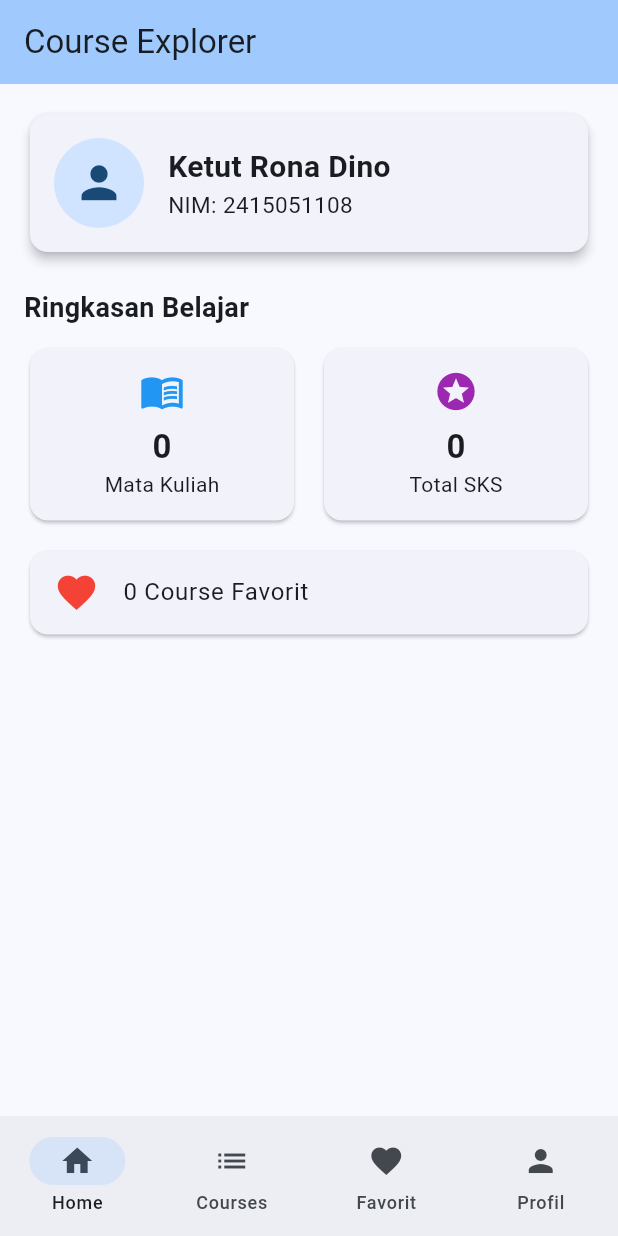
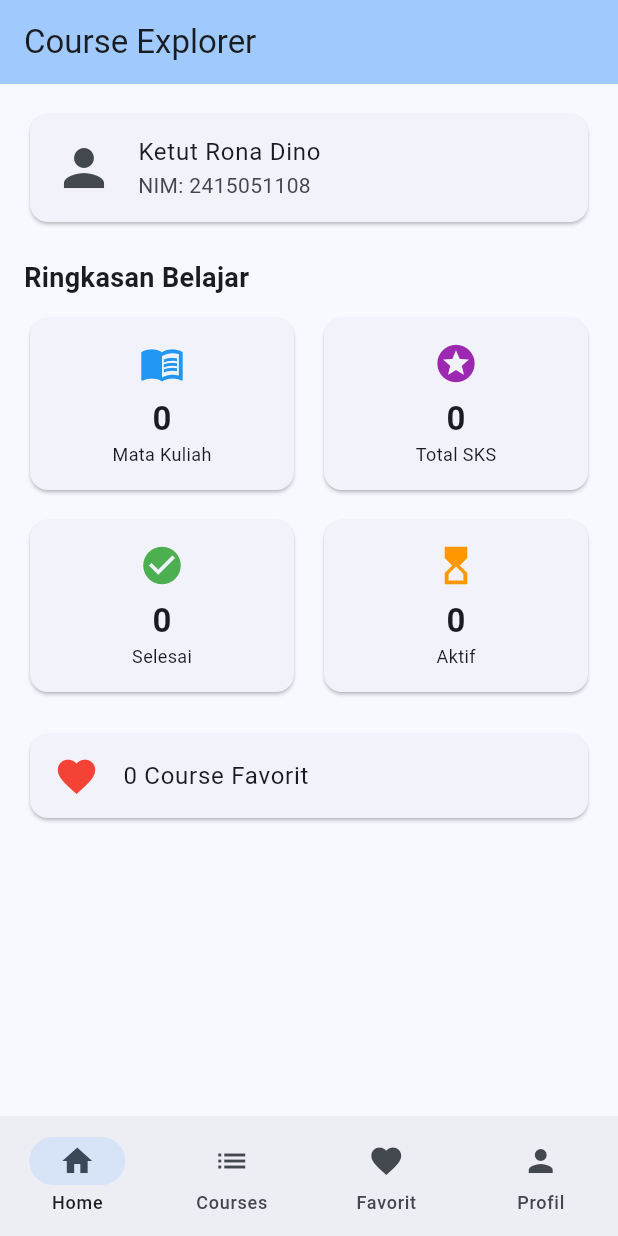
Before and after one commit to ketutronadino-wq/worksheet_7-Ketut, a Flutter app: the screen it shows after launch, on a phone screen of 412 x 824 dp. Run offline on Flutter 3.47's test engine with Material 3 defaults, Android fonts, the phone set to English and light mode, and no system bars; our stand-ins replace supabase_flutter; accounts and stored records are empty; network calls fail.

Commit message:
PESAN_COMMIT1

```diff
--- a/lib/screens/home_page.dart
+++ b/lib/screens/home_page.dart
@@ -1,6 +1,7 @@
 import 'package:flutter/material.dart';
 import 'package:provider/provider.dart';
 import '../providers/course_provider.dart';
+import '../widgets/status_style.dart';
 
 class HomePage extends StatelessWidget {
   const HomePage({super.key});
@@ -8,8 +9,9 @@ class HomePage extends StatelessWidget {
   @override
   Widget build(BuildContext context) {
     final p = context.watch<CourseProvider>();
-    final student = p.student;
     final total = p.courses.length;
+    final doneCount = p.courses.where((c) => c.status == 'done').length;
+    final activeCount = p.courses.where((c) => c.status == 'active').length;
     final totalCredits = p.courses.fold<int>(0, (s, c) => s + c.credits);
 
     return Scaffold(
@@ -17,39 +19,39 @@ class HomePage extends StatelessWidget {
         title: const Text('Course Explorer'),
         backgroundColor: Theme.of(context).colorScheme.inversePrimary,
       ),
-      body: ListView(
+      body: SingleChildScrollView(
         padding: const EdgeInsets.all(16),
-        children: [
-          Card(
-            elevation: 3,
-            child: Padding(
-              padding: const EdgeInsets.all(16),
-              child: Row(
-                children: [
-                  const CircleAvatar(radius: 30, child: Icon(Icons.person, size: 35)),
-                  const SizedBox(width: 16),
-                  Column(
+        child: Column(
           crossAxisAlignment: CrossAxisAlignment.start,
           children: [
-                      Text(student['name'] ?? 'Nama', style: const TextStyle(fontSize: 20, fontWeight: FontWeight.bold)),
-                      Text('NIM: ${student['nim'] ?? 'NIM'}', style: const TextStyle(fontSize: 15)),
-                    ],
-                  ),
-                ],
-              ),
+            // Identitas
+            Card(
+              child: ListTile(
+                leading: const Icon(Icons.person, size: 40),
+                title: Text(p.student['name'] ?? studentName),
+                subtitle: Text('NIM: ${p.student['nim'] ?? studentId}'),
               ),
             ),
             const SizedBox(height: 20),
             const Text('Ringkasan Belajar', style: TextStyle(fontSize: 18, fontWeight: FontWeight.bold)),
             const SizedBox(height: 10),
-          Row(
+            // Statistik Grid
+            GridView.count(
+              shrinkWrap: true,
+              physics: const NeverScrollableScrollPhysics(),
+              crossAxisCount: 2,
+              crossAxisSpacing: 12,
+              mainAxisSpacing: 12,
+              childAspectRatio: 1.5,
               children: [
-              Expanded(child: _card(Icons.menu_book, Colors.blue, '$total', 'Mata Kuliah')),
-              const SizedBox(width: 12),
-              Expanded(child: _card(Icons.stars, Colors.purple, '$totalCredits', 'Total SKS')),
+                _card(Icons.menu_book, Colors.blue, '$total', 'Mata Kuliah'),
+                _card(Icons.stars, Colors.purple, '$totalCredits', 'Total SKS'),
+                _card(Icons.check_circle, Colors.green, '$doneCount', 'Selesai'),
+                _card(Icons.hourglass_top, Colors.orange, '$activeCount', 'Aktif'),
               ],
             ),
-          const SizedBox(height: 12),
+            const SizedBox(height: 20),
+            // Favorit Card
             Card(
               child: ListTile(
                 leading: const Icon(Icons.favorite, color: Colors.red, size: 30),
@@ -58,19 +60,21 @@ class HomePage extends StatelessWidget {
             ),
           ],
         ),
+      ),
     );
   }
 
   Widget _card(IconData icon, Color color, String val, String label) {
     return Card(
       child: Padding(
-        padding: const EdgeInsets.all(14),
+        padding: const EdgeInsets.all(12),
         child: Column(
+          mainAxisAlignment: MainAxisAlignment.center,
           children: [
             Icon(icon, color: color, size: 30),
             const SizedBox(height: 6),
             Text(val, style: const TextStyle(fontSize: 22, fontWeight: FontWeight.bold)),
-            Text(label),
+            Text(label, style: const TextStyle(fontSize: 12)),
           ],
         ),
       ),
```
Also changed, not shown: lib/main.dart (+7 -14 lines), lib/screens/courses_page.dart (+24 -9 lines), lib/screens/profile_page.dart (+20 -5 lines). Lines whose indentation alone changed are shown as unchanged.
